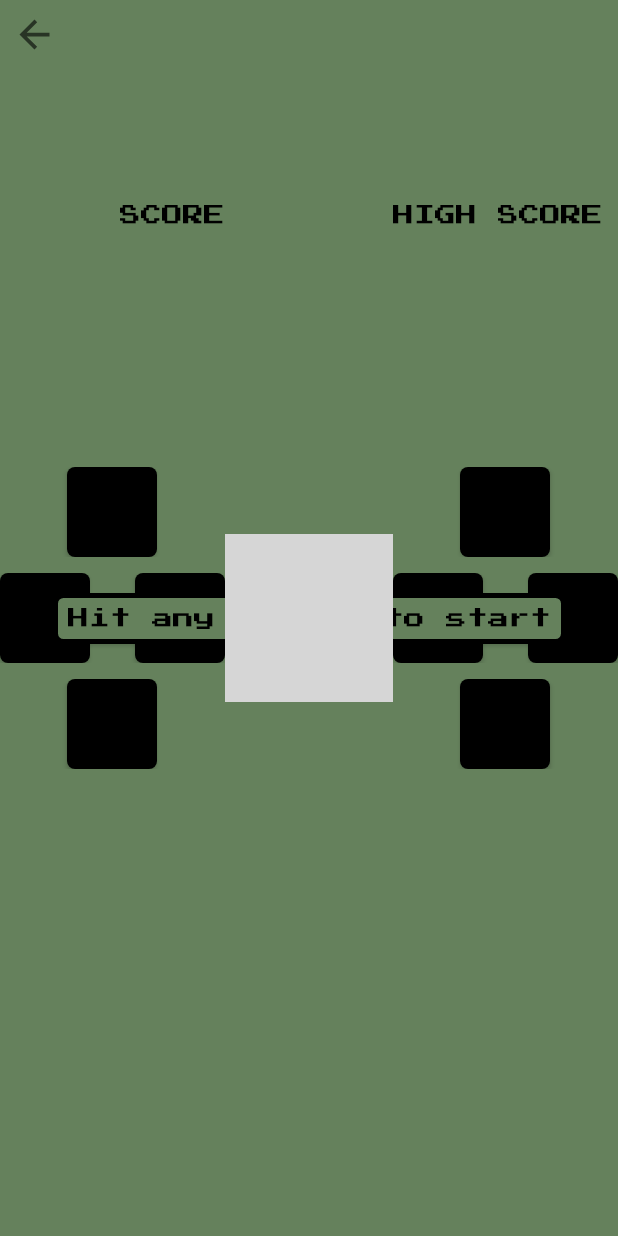
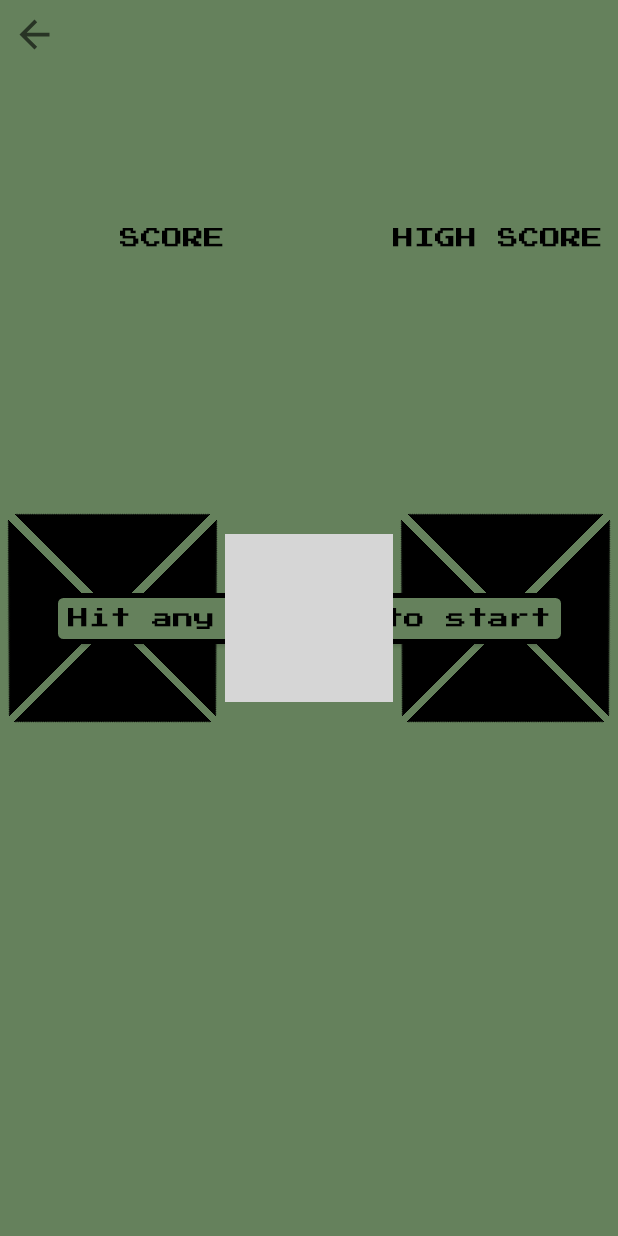
Before and after one commit to SiXoS/qr-game-app, an Android app: the layout activity_game.xml on its own in the app's theme, with its tools: preview values and no code run, on a phone screen of 412 x 824 dp. Run offline under Robolectric (Android 15) with nearby library versions, the phone set to English and light mode, and no system bars; grey boxes are pictures that could not be loaded.

Commit message:
Bigger buttons that are easier to hit

```diff
--- a/app/src/main/res/drawable/game_button_default.xml
+++ b/app/src/main/res/drawable/game_button_default.xml
@@ -1,16 +1,11 @@
 <?xml version="1.0" encoding="utf-8"?>
-<shape xmlns:android="http://schemas.android.com/apk/res/android"
-    android:innerRadiusRatio="1"
-    android:shape="rectangle">
-    <solid android:color="@color/black" />
-
-    <corners
-        android:radius="5dp"/>
-
-    <padding
-        android:bottom="10dp"
-        android:left="10dp"
-        android:right="10dp"
-        android:top="10dp"/>
-
-</shape>
+<vector xmlns:android="http://schemas.android.com/apk/res/android"
+    android:width="60dp"
+    android:height="60dp"
+    android:viewportWidth="60.0"
+    android:viewportHeight="60.0">
+    <path
+        android:pathData="M0,0 L60,0 L0,60 z"
+        android:strokeColor="@color/black"
+        android:fillColor="@color/black"/>
+</vector>
--- a/app/src/main/res/drawable/game_button_pushed.xml
+++ b/app/src/main/res/drawable/game_button_pushed.xml
@@ -1,20 +1,15 @@
 <?xml version="1.0" encoding="utf-8"?>
-<shape xmlns:android="http://schemas.android.com/apk/res/android"
-    android:innerRadiusRatio="1"
-    android:shape="rectangle">
-    <solid android:color="@color/oldBackground" />
-
-    <corners
-        android:radius="5dp"/>
-
-    <stroke
-        android:width="3dp"
-        android:color="@color/black" />
-
-    <padding
-        android:bottom="10dp"
-        android:left="10dp"
-        android:right="10dp"
-        android:top="10dp"/>
-
-</shape>
+<vector xmlns:android="http://schemas.android.com/apk/res/android"
+    android:width="60dp"
+    android:height="60dp"
+    android:viewportWidth="60.0"
+    android:viewportHeight="60.0">
+    <path
+        android:pathData="M0,0 L60,0 L0,60 z"
+        android:strokeColor="@color/black"
+        android:fillColor="@color/black"/>
+    <path
+        android:pathData="M3,3 L53,3 L3,53 z"
+        android:strokeColor="@color/oldBackground"
+        android:fillColor="@color/oldBackground"/>
+</vector>
--- a/app/src/main/res/layout/activity_game.xml
+++ b/app/src/main/res/layout/activity_game.xml
@@ -62,60 +62,68 @@
 
         <LinearLayout
             android:layout_width="match_parent"
-            android:layout_height="wrap_content"
+            android:layout_height="0dp"
+            app:layout_constraintDimensionRatio="1:1"
             android:orientation="vertical"
             android:gravity="center"
             android:id="@+id/left_buttons_inner"
             app:layout_constraintTop_toTopOf="parent"
-            app:layout_constraintBottom_toBottomOf="parent">
+            app:layout_constraintBottom_toBottomOf="parent"
+            android:rotation="45"
+            android:scaleY="1.3"
+            android:scaleX="1.3">
 
-            <RelativeLayout
+            <LinearLayout
                 android:layout_width="match_parent"
-                android:layout_height="wrap_content"
-                android:layout_marginVertical="5dp">
+                android:layout_height="0dp"
+                android:layout_weight="1"
+                android:orientation="horizontal">
 
                 <android.widget.Button
-                    android:layout_width="60dp"
-                    android:layout_height="60dp"
-                    android:layout_centerInParent="true"
+                    android:layout_width="0dp"
+                    android:layout_height="match_parent"
+                    android:layout_weight="1"
                     android:id="@+id/left_top_button"
-                    android:background="@drawable/game_button"/>
-            </RelativeLayout>
-
-            <RelativeLayout
-                android:layout_width="match_parent"
-                android:layout_height="wrap_content"
-                android:layout_marginVertical="5dp">
+                    android:background="@drawable/game_button"
+                    android:layout_margin="2dp"
+                    android:rotation="180"/>
 
                 <android.widget.Button
-                    android:layout_width="60dp"
-                    android:layout_height="60dp"
-                    android:layout_alignParentLeft="true"
-                    android:layout_gravity="left"
-                    android:id="@+id/left_left_button"
-                    android:background="@drawable/game_button" />
+                    android:layout_width="0dp"
+                    android:layout_height="match_parent"
+                    android:layout_weight="1"
+                    android:id="@+id/left_right_button"
+                    android:background="@drawable/game_button"
+                    android:layout_margin="2dp"
+                    android:rotation="-90"/>
+
+            </LinearLayout>
+
+            <LinearLayout
+                android:layout_width="match_parent"
+                android:layout_height="0dp"
+                android:layout_weight="1"
+                android:orientation="horizontal">
 
                 <android.widget.Button
-                    android:layout_width="60dp"
-                    android:layout_height="60dp"
-                    android:layout_alignParentRight="true"
-                    android:id="@+id/left_right_button"
-                    android:background="@drawable/game_button" />
-            </RelativeLayout>
-
-            <RelativeLayout
-                android:layout_width="match_parent"
-                android:layout_height="wrap_content"
-                android:layout_marginVertical="5dp">
+                    android:layout_width="0dp"
+                    android:layout_height="match_parent"
+                    android:layout_weight="1"
+                    android:id="@+id/left_left_button"
+                    android:background="@drawable/game_button"
+                    android:layout_margin="2dp"
+                    android:rotation="90"/>
 
                 <android.widget.Button
-                    android:layout_width="60dp"
-                    android:layout_height="60dp"
-                    android:layout_centerInParent="true"
+                    android:layout_width="0dp"
+                    android:layout_height="match_parent"
+                    android:layout_weight="1"
+                    android:layout_margin="2dp"
                     android:id="@+id/left_bot_button"
                     android:background="@drawable/game_button" />
 
-            </RelativeLayout>
+            </LinearLayout>
+
         </LinearLayout>
 
     </androidx.constraintlayout.widget.ConstraintLayout>
@@ -165,62 +173,68 @@
 
         <LinearLayout
             android:layout_width="match_parent"
-            android:layout_height="wrap_content"
+            android:layout_height="0dp"
+            app:layout_constraintDimensionRatio="1:1"
             android:orientation="vertical"
             android:gravity="center"
             android:id="@+id/right_buttons_inner"
             app:layout_constraintTop_toTopOf="parent"
-            app:layout_constraintBottom_toBottomOf="parent">
+            app:layout_constraintBottom_toBottomOf="parent"
+            android:rotation="45"
+            android:scaleY="1.3"
+            android:scaleX="1.3">
 
-            <RelativeLayout
+            <LinearLayout
                 android:layout_width="match_parent"
-                android:layout_height="wrap_content"
-                android:layout_marginVertical="5dp">
+                android:layout_height="0dp"
+                android:layout_weight="1"
+                android:orientation="horizontal">
 
                 <android.widget.Button
-                    android:layout_width="60dp"
-                    android:layout_height="60dp"
-                    android:layout_centerInParent="true"
+                    android:layout_width="0dp"
+                    android:layout_height="match_parent"
+                    android:layout_weight="1"
                     android:id="@+id/right_top_button"
-                    android:background="@drawable/game_button" />
-
-            </RelativeLayout>
-
-            <RelativeLayout
-                android:layout_width="match_parent"
-                android:layout_height="wrap_content"
-                android:layout_marginVertical="5dp">
+                    android:background="@drawable/game_button"
+                    android:layout_margin="2dp"
+                    android:rotation="180"/>
 
                 <android.widget.Button
-                    android:layout_width="60dp"
-                    android:layout_height="60dp"
-                    android:layout_alignParentLeft="true"
-                    android:layout_gravity="left"
-                    android:id="@+id/right_left_button"
-                    android:background="@drawable/game_button" />
+                    android:layout_width="0dp"
+                    android:layout_height="match_parent"
+                    android:layout_weight="1"
+                    android:id="@+id/right_right_button"
+                    android:background="@drawable/game_button"
+                    android:layout_margin="2dp"
+                    android:rotation="-90"/>
+
+            </LinearLayout>
+
+            <LinearLayout
+                android:layout_width="match_parent"
+                android:layout_height="0dp"
+                android:layout_weight="1"
+                android:orientation="horizontal">
 
                 <android.widget.Button
-                    android:layout_width="60dp"
-                    android:layout_height="60dp"
-                    android:layout_alignParentRight="true"
-                    android:id="@+id/right_right_button"
-                    android:background="@drawable/game_button" />
-
-            </RelativeLayout>
-
-            <RelativeLayout
-                android:layout_width="match_parent"
-                android:layout_height="wrap_content"
-                android:layout_marginVertical="5dp">
+                    android:layout_width="0dp"
+                    android:layout_height="match_parent"
+                    android:layout_weight="1"
+                    android:id="@+id/right_left_button"
+                    android:background="@drawable/game_button"
+                    android:layout_margin="2dp"
+                    android:rotation="90"/>
 
                 <android.widget.Button
-                    android:layout_width="60dp"
-                    android:layout_height="60dp"
-                    android:layout_centerInParent="true"
+                    android:layout_width="0dp"
+                    android:layout_height="match_parent"
+                    android:layout_weight="1"
+                    android:layout_margin="2dp"
                     android:id="@+id/right_bot_button"
                     android:background="@drawable/game_button" />
 
-            </RelativeLayout>
+            </LinearLayout>
+
         </LinearLayout>
 
     </androidx.constraintlayout.widget.ConstraintLayout>
```
